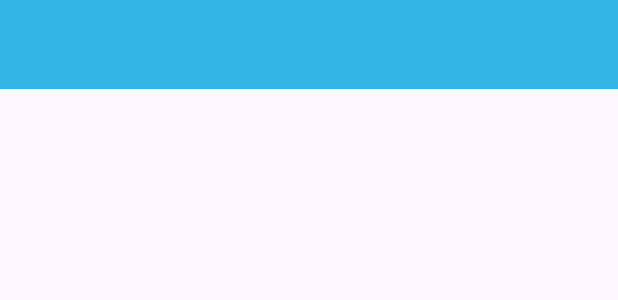
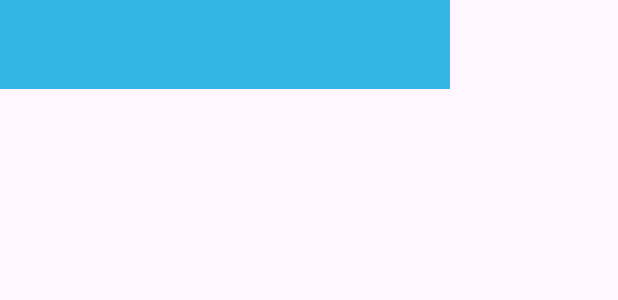
Before and after one commit to jangdannug/FlightCheckerMain, an Android app: the layout custom_toast.xml on its own in the app's theme, with its tools: preview values and no code run, on a phone screen of 412 x 824 dp. Shown: the top 300 px of the screen. Run offline under Robolectric (Android 15) with nearby library versions, the phone set to English and light mode, and no system bars.

Commit message:
fixed updating message

```diff
--- a/app/src/main/java/com/example/airlinesv2/QueryApi.kt
+++ b/app/src/main/java/com/example/airlinesv2/QueryApi.kt
@@ -31,7 +31,7 @@ import java.time.format.DateTimeFormatter
             val localDateTime = LocalDateTime.parse(checkUpdate)
             val isUpdated = db.isCurrentTimeInInterval(localDateTime)
 
-            if (!isUpdated) {
+            if (isUpdated) {
 
                 showCustomToast(context, "UPDATING PLEASE WAIT")
                 val jsonResponse = getApiAsync()
@@ -84,6 +84,7 @@ import java.time.format.DateTimeFormatter
 
                     db.insertFlights(dbFlights)
                     db.insertDataLogs(DbDataLogs)
+
                 }
             }
             return
--- a/app/src/main/res/layout/custom_toast.xml
+++ b/app/src/main/res/layout/custom_toast.xml
@@ -1,10 +1,11 @@
-<!-- res/layout/custom_toast.xml -->
+<!-- res/layout/custom_toast_view.xml -->
 <LinearLayout xmlns:android="http://schemas.android.com/apk/res/android"
-    android:layout_width="match_parent"
+    android:layout_width="300dp"
     android:layout_height="wrap_content"
     android:background="@android:color/holo_blue_light"
     android:orientation="horizontal"
-    android:padding="16dp">
+    android:padding="16dp"
+    android:gravity="center">
 
 <ImageView
 android:id="@+id/toast_icon"
@@ -16,9 +17,9 @@ android:src="@drawable/ic_error"
 <TextView
 android:id="@+id/toast_text"
 android:layout_width="0dp"
-    android:layout_height="wrap_content"
-    android:textColor="@android:color/white"
-    android:textSize="20sp"
-    android:layout_marginStart="8dp"
-    android:layout_weight="1" />
+android:layout_height="wrap_content"
+android:textColor="@android:color/white"
+android:textSize="20sp"
+android:layout_marginStart="8dp"
+android:layout_weight="1" />
     </LinearLayout>
```
